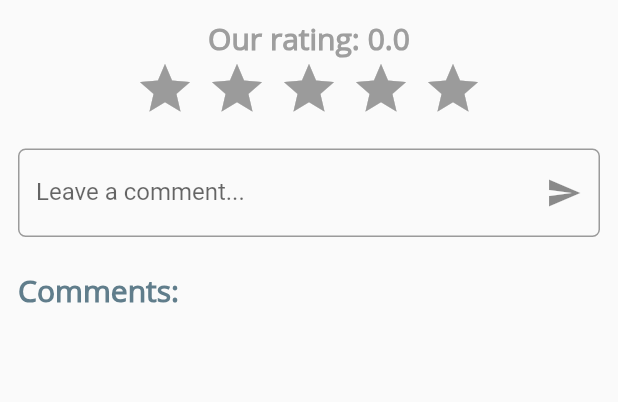
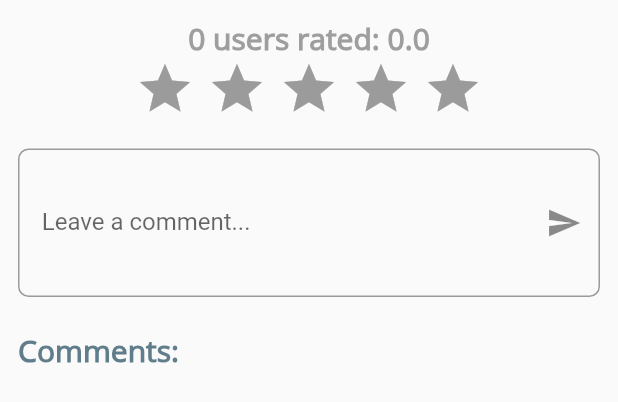
Before and after one commit to Sahim98/FaceEmotion, a Flutter app: the CommentDialog widget shown alone on an empty page, opened directly, on a phone screen of 412 x 824 dp. Shown: the top 402 px of the screen. Run offline on Flutter 3.47's test engine with Material 2 defaults, Android fonts, the phone set to English and light mode, and no system bars; drawn by our look-alikes of flutter_rating_bar; our stand-ins replace animated_text_kit, bottom_navy_bar, cloud_firestore, firebase_auth, firebase_core, firebase_storage and 4 more; missing offline and left inert: flutter_inappwebview, profile, tflite; accounts and stored records are empty; network calls fail.

Commit message:
youtube video & rating style updated

```diff
--- a/lib/auth/About/About.dart
+++ b/lib/auth/About/About.dart
@@ -30,16 +30,24 @@ class _CommentDialogState extends State<CommentDialog> {
   final _formKey = GlobalKey<FormState>();
   final cont = TextEditingController();
   double rate = 0.0, average = 0.0;
+  int totalUsers = 0;
+  bool Loading = true;
 
   @override
   void initState() {
     calculateAverageRating();
     getRating();
+
     super.initState();
   }
 
   getRating() async {
     final db = FirebaseFirestore.instance.collection('Rate');
+    final snapshotSz = await db.get();
+
+    setState(() {
+      totalUsers = snapshotSz.size;
+    });
     final snapshot = await db
         .where('name',
             isEqualTo: FirebaseAuth.instance.currentUser!.email.toString())
@@ -50,6 +58,9 @@ class _CommentDialogState extends State<CommentDialog> {
         rate = snapshot.docs.first.data()['rating'] as double;
       });
     }
+    setState(() {
+      Loading = false;
+    });
   }
 
   calculateAverageRating() async {
@@ -108,10 +119,27 @@ class _CommentDialogState extends State<CommentDialog> {
     return Padding(
       padding: const EdgeInsets.all(12.0),
       child: SafeArea(
+        child: Loading
+            ? Center(
                 child: Column(
+                  crossAxisAlignment: CrossAxisAlignment.center,
+                  mainAxisAlignment: MainAxisAlignment.center,
+                  children: [
+                    CircularProgressIndicator(),
+                    Text(
+                      'Loading..',
+                      style: TextStyle(
+                          fontSize: 20,
+                          fontFamily: 'OpenSans',
+                          color: Colors.grey),
+                    )
+                  ],
+                ),
+              )
+            : Column(
                 children: [
                   Text(
-              "Our rating: " + average.toStringAsFixed(1),
+                    "${totalUsers} users rated: " + average.toStringAsFixed(1),
                     style: TextStyle(
                         fontSize: 20,
                         fontFamily: 'OpenSans',
@@ -144,6 +172,8 @@ class _CommentDialogState extends State<CommentDialog> {
                   ),
                   Form(
                     child: TextFormField(
+                      maxLines: 5, // <-- SEE HERE
+                      minLines: 1,
                       controller: cont,
                       decoration: InputDecoration(
                           suffixIcon: IconButton(
@@ -152,9 +182,10 @@ class _CommentDialogState extends State<CommentDialog> {
                                 cont.clear();
                               },
                               icon: Icon(Icons.send)),
-                    labelText: 'Leave a comment...',
+                          contentPadding: EdgeInsets.symmetric(vertical: 40),
+                          labelText: '    Leave a comment...',
                           border: OutlineInputBorder(
-                        borderRadius: BorderRadius.circular(5))),
+                              borderRadius: BorderRadius.circular(7))),
                     ),
                   ),
                   SizedBox(
@@ -205,8 +236,13 @@ class _CommentDialogState extends State<CommentDialog> {
                                 String comment = document['comment'],
                                     time = document['time'].toString();
 
-                          return Card(
-                            elevation: 2,
+                                return Padding(
+                                  padding: const EdgeInsets.all(8.0),
+                                  child: Container(
+                                    decoration: BoxDecoration(
+                                        color: Colors.grey[200],
+                                        borderRadius:
+                                            BorderRadius.circular(20)),
                                     child: ListTile(
                                         title: Row(
                                           children: [
@@ -220,7 +256,8 @@ class _CommentDialogState extends State<CommentDialog> {
                                             ),
                                             RatingBarIndicator(
                                               rating: rating,
-                                      itemBuilder: (context, index) => Icon(
+                                              itemBuilder: (context, index) =>
+                                                  Icon(
                                                 Icons.star,
                                                 color: Colors.amber,
                                               ),
@@ -231,7 +268,8 @@ class _CommentDialogState extends State<CommentDialog> {
                                           ],
                                         ),
                                         subtitle: Column(
-                                  crossAxisAlignment: CrossAxisAlignment.start,
+                                          crossAxisAlignment:
+                                              CrossAxisAlignment.start,
                                           children: [
                                             Text(
                                               comment,
@@ -246,6 +284,7 @@ class _CommentDialogState extends State<CommentDialog> {
                                             ),
                                           ],
                                         )),
+                                  ),
                                 );
                               },
                             );
--- a/lib/auth/Home/home.dart
+++ b/lib/auth/Home/home.dart
@@ -173,9 +173,7 @@ class _HomeState extends State<Home> {
                   stream: dataStream,
                   builder: (context, snapshot) {
                     if (!snapshot.hasData) {
-                      return SizedBox(
-                          child: Container(
-                        alignment: Alignment.center,
+                      return Container(
                           child: Column(
                         mainAxisAlignment: MainAxisAlignment.center,
                         children: [
@@ -189,7 +187,6 @@ class _HomeState extends State<Home> {
                                 fontWeight: FontWeight.bold),
                           )
                         ],
-                        ),
                       ));
                     }
 
--- a/lib/auth/video/videos.dart
+++ /dev/null
@@ -1,41 +0,0 @@
-import 'package:facecam/auth/video/video.dart';
-import 'package:flutter/material.dart';
-
-class Videos extends StatefulWidget {
-  const Videos({super.key});
-
-  @override
-  State<Videos> createState() => _VideosState();
-}
-
-class _VideosState extends State<Videos> {
-  @override
-  Widget build(BuildContext context) {
-    return MaterialApp(
-      debugShowCheckedModeBanner: false,
-      home: Scaffold(
-          body: Column(
-        children: [
-          Expanded(
-            child: Container(
-                color: Colors.white,
-                child: Video(
-                    url:
-                        "https://www.youtube.com/watch?v=Ztd5vvfYmC4&ab_channel=Ben10Hindi")),
-          ),
-          Expanded(
-            child: Container(
-                color: Colors.white,
-                child: Video(
-                    url:
-                        "https://www.youtube.com/watch?v=mTsoDEzllFU&ab_channel=GeneralDasher")),
-          ),
-        ],
-      )),
-    );
-  }
-}
-
-/*
-Video(url:"https://www.youtube.com/watch?v=W-rHIsDFrzQ&ab_channel=CarelessCoders"),
-*/
--- a/pubspec.yaml
+++ b/pubspec.yaml
@@ -26,14 +26,10 @@ dependencies:
   image_picker: ^0.8.6
   tflite: ^1.0.4
   cupertino_icons: ^1.0.2
-  flutter_signin_button: ^2.0.0
   fluttertoast: ^8.1.1
   bottom_navy_bar: ^6.0.0
   profile: ^0.0.1
   flutter_rating_bar: ^4.0.1
-  youtube_player_flutter: ^8.1.2
-  geolocator: ^9.0.2
-  geocoding: ^2.0.5
   get: ^4.6.5
   camera: ^0.10.5
   number_paginator: ^0.2.3
```
Also changed, not shown: lib/auth/Home/addPost.dart (+6 -6 lines), lib/auth/Predict/tensorflow.dart (+5 -9 lines), lib/auth/residual/navigationbar.dart (+8 -10 lines), lib/auth/video/YouTubeVideoScreen.dart (added, +100 -0 lines), lib/auth/video/video.dart (deleted, +0 -54 lines), lib/main.dart (renamed from lib/launch.dart), pubspec.lock, 2 other files. Lines whose indentation alone changed are shown as unchanged.
